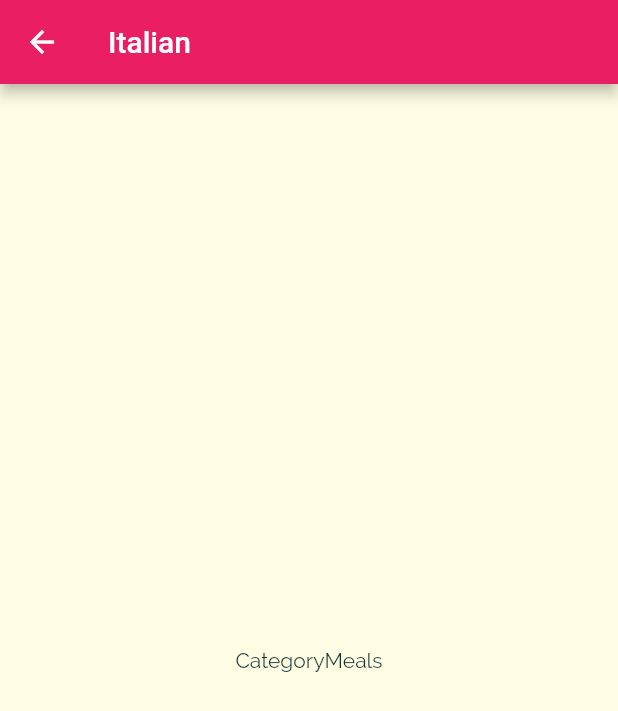
After one commit to rozbeh1212/flutter-meal-app, a Flutter app: the screen it shows after launch, after a tap on "Italian", on a phone screen of 412 x 824 dp. The commit adds this screen. Shown: the top 711 px of the screen. Run offline on Flutter 3.47's test engine with Material 2 defaults, Android fonts, the phone set to English and light mode, and no system bars.

Commit message:
pass title by push method

```diff
--- a/lib/categories_screen.dart
+++ b/lib/categories_screen.dart
@@ -15,7 +15,7 @@ class CategoriesScreen extends StatelessWidget {
         padding: const EdgeInsets.all(20),
         children: DUMMY_CATEGORIES
             .map(
-              (catData) => CategoryItem(catData.title, catData.color),
+              (catData) => CategoryItem(catData.id ,catData.title, catData.color),
             )
             .toList(),
         gridDelegate: SliverGridDelegateWithMaxCrossAxisExtent(
--- a/lib/category_item.dart
+++ b/lib/category_item.dart
@@ -1,25 +1,42 @@
 import 'package:flutter/material.dart';
 
+import 'category_meals_screen.dart';
+
 class CategoryItem extends StatelessWidget {
+  final String id;
   final String title;
   final Color color;
 
-  const CategoryItem(this.title, this.color);
+  const CategoryItem(this.id ,this.title, this.color);
+
+  void selectCategory(BuildContext ctx) {
+    Navigator.of(ctx).push(
+      // push is a method that takes a MaterialPageRoute object as an argument.
+      MaterialPageRoute(
+        builder: (_) {
+          return CategoryMealsScreen(id, title);
+        },
+      ),
+    );
+  }
 
   @override
   Widget build(BuildContext context) {
-    return Container(
-      padding: const EdgeInsets.all(15),
-      child: Text(
-        title,
-        style: Theme.of(context).textTheme.titleMedium),
-      child: Text(title),
-      decoration: BoxDecoration(
-        gradient: LinearGradient(colors: [color.withOpacity(0.7), color],
-        begin:   Alignment.topLeft,
-        end: Alignment.bottomRight
+    return InkWell(
+      // InkWell is a widget that makes its child focusable and responds to focus change events by animating the border color.
+      onTap: () => selectCategory(context),
+      splashColor: Theme.of(context).primaryColor,
+      borderRadius: BorderRadius.circular(15),
+      child: Container(
+        padding: const EdgeInsets.all(15),
+        child: Text(title, style: Theme.of(context).textTheme.titleMedium),
+        decoration: BoxDecoration(
+          gradient: LinearGradient(
+              colors: [color.withOpacity(0.7), color],
+              begin: Alignment.topLeft,
+              end: Alignment.bottomRight),
+          borderRadius: BorderRadius.circular(15),
         ),
-        borderRadius:  BorderRadius.circular(15),
       ),
     );
   }
--- /dev/null
+++ b/lib/category_meals_screen.dart
@@ -0,0 +1,19 @@
+import 'package:flutter/material.dart';
+
+class CategoryMealsScreen extends StatelessWidget {
+  final String categoryId;
+  final String categoryTitle;
+
+  CategoryMealsScreen(this.categoryId, this.categoryTitle);
+  @override
+  Widget build(BuildContext context) {
+    return Scaffold(
+      appBar: AppBar(
+        title:  Text(categoryTitle),
+      ),
+      body: Center(
+        child: Text('CategoryMeals'),
+      ),
+    );
+  }
+}
```
